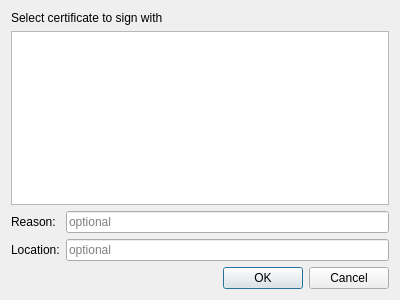
First picture: the form in part/selectcertificatedialog.ui, repository emtee40/okular-android-docview, before the edit.
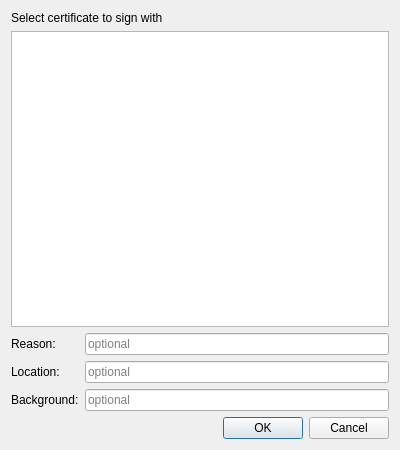
Second picture: the form after the edit.

Commit message: Allow new signatures to have image backgrounds

```diff
--- a/part/selectcertificatedialog.ui
+++ b/part/selectcertificatedialog.ui
@@ -7,7 +7,7 @@
     <x>0</x>
     <y>0</y>
     <width>400</width>
-    <height>300</height>
+    <height>450</height>
    </rect>
   </property>
   <property name="windowTitle">
@@ -64,6 +64,20 @@
        </property>
       </widget>
      </item>
+     <item row="2" column="0">
+      <widget class="QLabel" name="backgroundLabel">
+       <property name="text">
+        <string>Background:</string>
+       </property>
+      </widget>
+     </item>
+     <item row="2" column="1">
+      <widget class="QLineEdit" name="backgroundInput">
+       <property name="placeholderText">
+        <string>optional</string>
+       </property>
+      </widget>
+     </item>
     </layout>
    </item>
    <item>
```
The commit also changes 10 other files.
